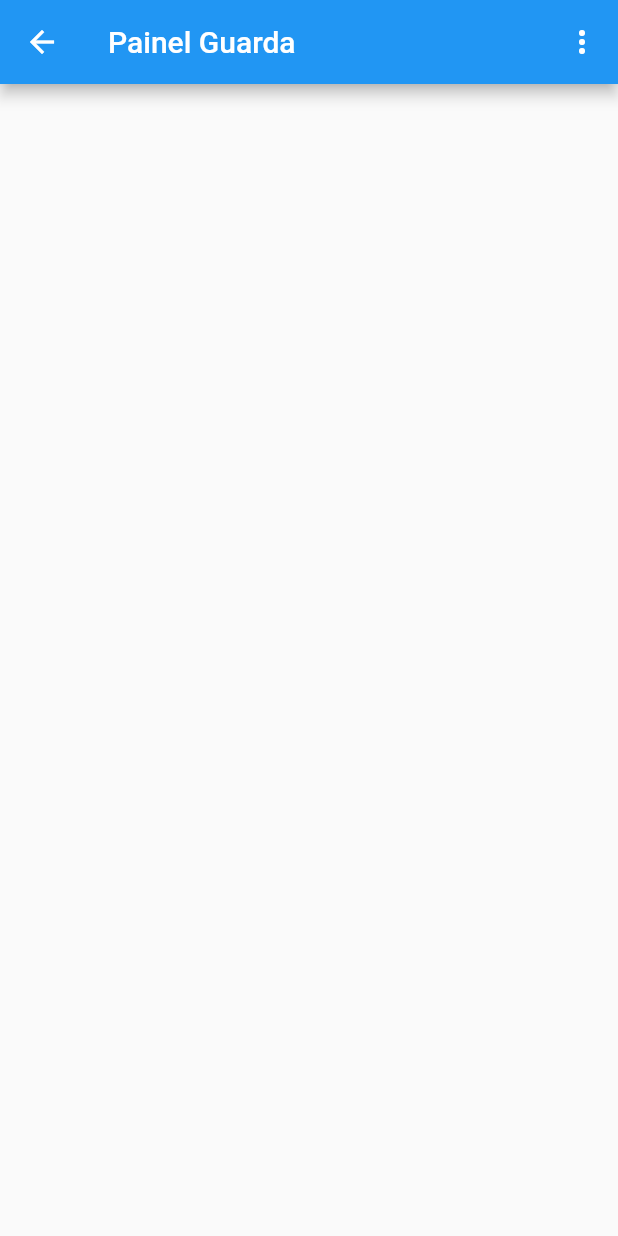
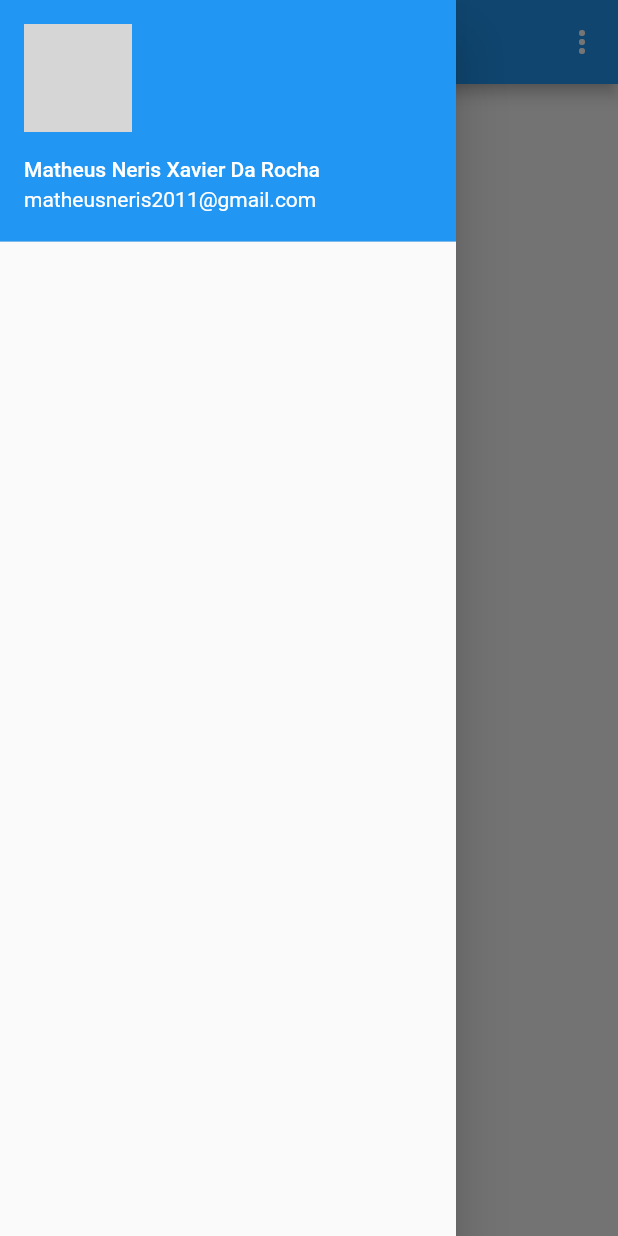
Before and after one commit to matheusneriss/aplicativo-boletim, a Flutter app: the PainelGuarda screen opened by its route, with the side drawer open (before the commit the screen has no drawer), on a phone screen of 412 x 824 dp. Run offline on Flutter 3.47's test engine with Material 2 defaults, Android fonts, the phone set to English and light mode, and no system bars; our stand-ins replace cloud_firestore, firebase_auth, firebase_core; accounts and stored records are empty; network calls fail; grey boxes are pictures that could not be loaded.

Commit message:
menu-lateral-guarda

```diff
--- a/lib/telas/PainelGuarda.dart
+++ b/lib/telas/PainelGuarda.dart
@@ -9,6 +9,9 @@ class PainelGuarda extends StatefulWidget {
 }
 
 class _PainelGuardaState extends State<PainelGuarda> {
+
+  TextEditingController _controllerNome = TextEditingController();
+  TextEditingController _controllerEmail = TextEditingController();
 
   List<String> itensMenu = [
     "Configurações", "Deslogar"
@@ -52,7 +55,26 @@ class _PainelGuardaState extends State<PainelGuarda> {
           )
         ],
       ),
-      body: Container(),
+      drawer: new Drawer(
+        child: ListView(
+          children: [
+            new UserAccountsDrawerHeader(
+                accountName: new Text(
+                   "Matheus Neris Xavier Da Rocha"
+                ),
+                accountEmail: new Text(
+                    "matheusneris2011@gmail.com"
+                ),
+              currentAccountPicture: new CircleAvatar(
+                backgroundImage: new NetworkImage(
+                  'https://uploads.metropoles.com/wp-content/uploads/2022/05/09154316/foto-Neymar-PSG-08052022-600x400.jpg',
+                ),
+              ),
+            ),
+            ]
+        ),
+      ),
+      //body: Container(),
     );
   }
 }
```
